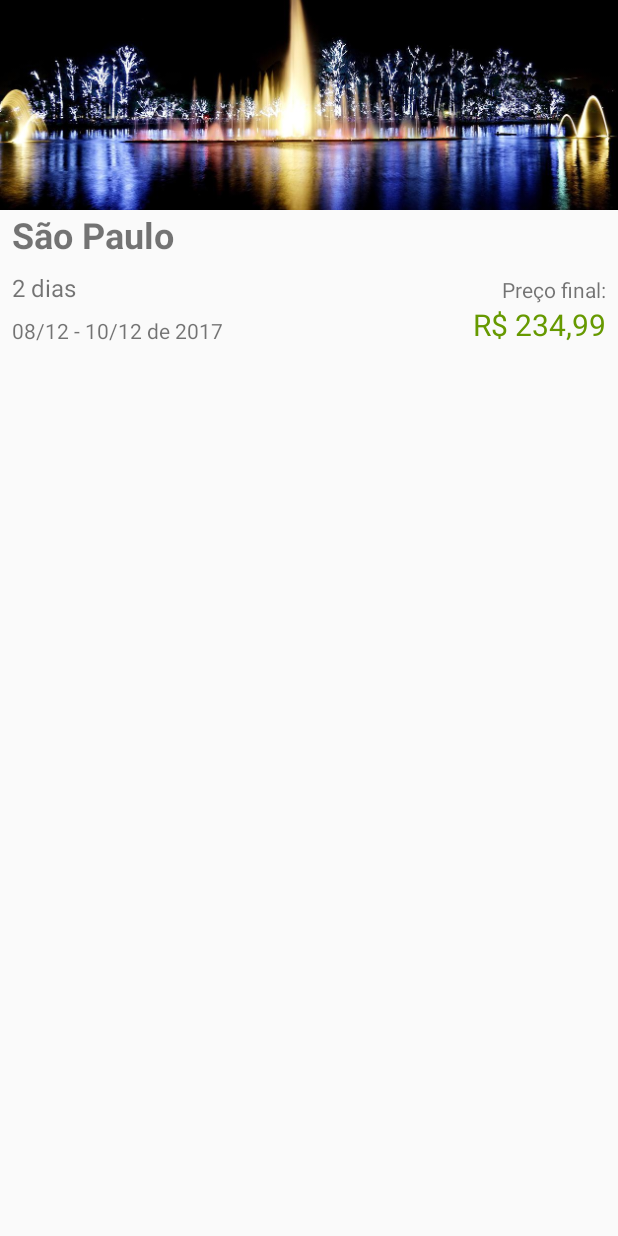
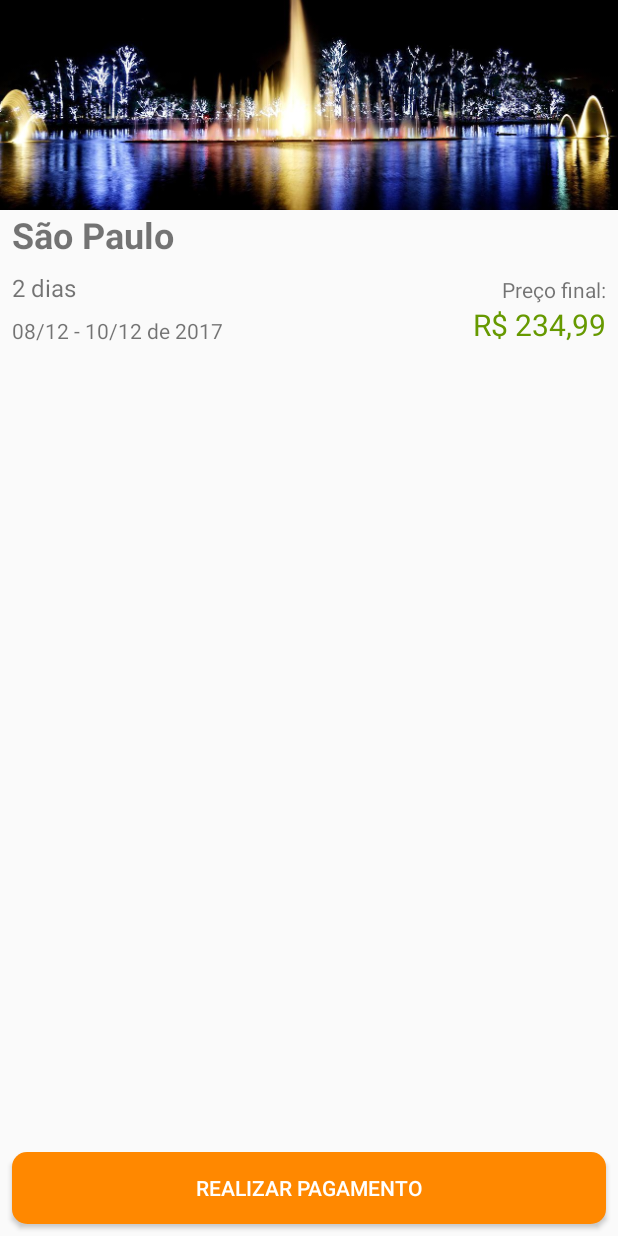
Before and after one commit to clacosta/layout-android-2, an Android app: the layout activity_resumo.xml on its own in the app's theme, with its tools: preview values and no code run, on a phone screen of 412 x 824 dp. Run offline under Robolectric (Android 15) with nearby library versions, the phone set to English and light mode, and no system bars.

Commit message:
feet: 01 - 07 - Adicionando o botão

```diff
--- a/app/src/main/java/br/com/alura/aluraviagens/ui/activity/ListaPacotesActivity.java
+++ b/app/src/main/java/br/com/alura/aluraviagens/ui/activity/ListaPacotesActivity.java
@@ -1,5 +1,6 @@
 package br.com.alura.aluraviagens.ui.activity;
 
+import android.content.Intent;
 import android.os.Bundle;
 import android.support.v7.app.AppCompatActivity;
 import android.widget.ListView;
@@ -21,6 +22,8 @@ public class ListaPacotesActivity extends AppCompatActivity {
         setContentView(R.layout.activity_lista_pacotes);
         setTitle(TITULO_APPBAR);
         configuraLista();
+        Intent intent = new Intent(this, ResumoActivity.class);
+        startActivity(intent);
     }
 
     private void configuraLista() {
--- /dev/null
+++ b/app/src/main/res/drawable/botao_arredondado_laranja.xml
@@ -0,0 +1,6 @@
+<?xml version="1.0" encoding="utf-8"?>
+<shape xmlns:android="http://schemas.android.com/apk/res/android"
+    android:shape="rectangle">
+    <corners android:radius="10dp" />
+    <solid android:color="@android:color/holo_orange_dark" />
+</shape>
--- a/app/src/main/res/layout/activity_resumo.xml
+++ b/app/src/main/res/layout/activity_resumo.xml
@@ -67,4 +67,20 @@
         android:text="Preço final:"
         app:layout_constraintBottom_toTopOf="@+id/textView4"
         app:layout_constraintEnd_toEndOf="parent" />
+
+    <Button
+        android:id="@+id/button"
+        android:layout_width="0dp"
+        android:layout_height="wrap_content"
+        android:layout_marginStart="8dp"
+        android:layout_marginEnd="8dp"
+        android:layout_marginBottom="8dp"
+        android:background="@drawable/botao_arredondado_laranja"
+        android:text="Realizar pagamento"
+        android:textColor="@android:color/white"
+        app:layout_constraintBottom_toBottomOf="parent"
+        app:layout_constraintEnd_toEndOf="parent"
+        app:layout_constraintStart_toStartOf="parent"
+        app:layout_constraintTop_toTopOf="parent"
+        app:layout_constraintVertical_bias="1.0" />
 </android.support.constraint.ConstraintLayout>
```
